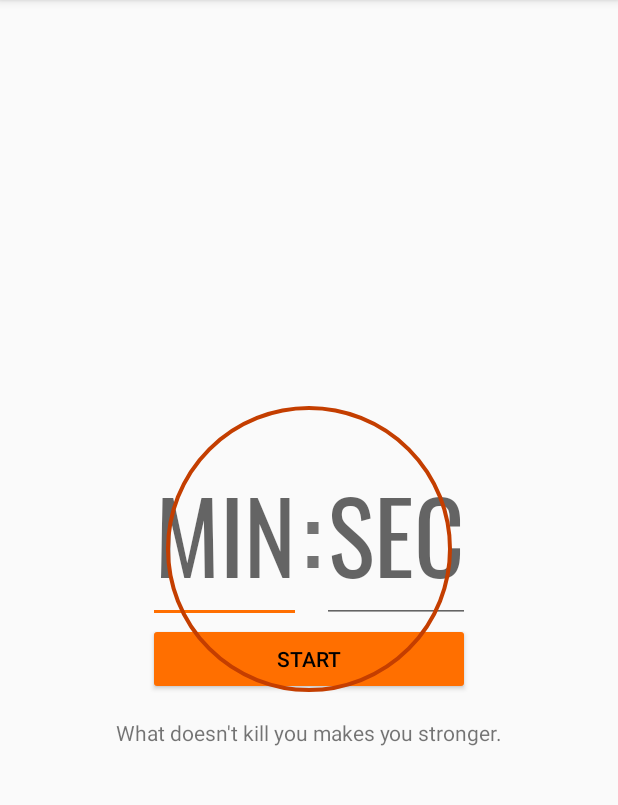
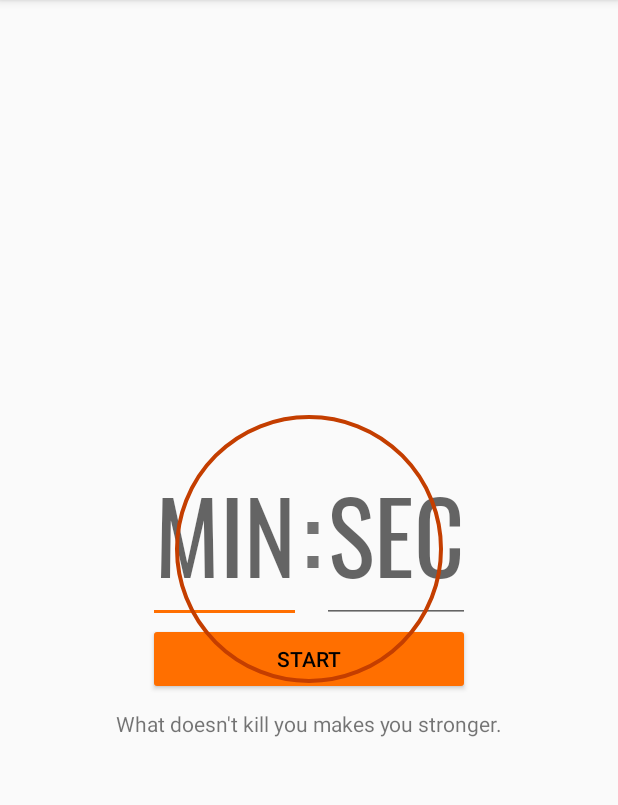
Before and after one commit to xuhong98/FocusTime, an Android app: the screen it shows after launch (FocusModeActivity), on a phone screen of 412 x 824 dp, the part 84-889 px from its top. Run offline under Robolectric (Android 15) with nearby library versions, the light colour scheme and no system bars.

Commit message:
Fix bug: disable back button. Adjust timer size

```diff
--- a/app/src/main/AndroidManifest.xml
+++ b/app/src/main/AndroidManifest.xml
@@ -13,7 +13,8 @@
         android:theme="@style/AppTheme">
         <activity
             android:name=".FocusModeActivity"
-            android:launchMode="singleTask">
+            android:launchMode="singleTask"
+            android:screenOrientation="portrait">
             <intent-filter>
                 <action android:name="android.intent.action.MAIN" />
 
--- a/app/src/main/java/com/example/mango/focustime/FocusModeActivity.java
+++ b/app/src/main/java/com/example/mango/focustime/FocusModeActivity.java
@@ -12,6 +12,7 @@ import android.support.v4.app.NavUtils;
 import android.support.v7.app.AppCompatActivity;
 import android.os.Bundle;
 import android.support.v7.preference.PreferenceManager;
+import android.util.DisplayMetrics;
 import android.util.Log;
 import android.view.LayoutInflater;
 import android.view.Menu;
@@ -82,7 +83,11 @@ public class FocusModeActivity extends AppCompatActivity implements LinearTimer.
             motto.setVisibility(View.VISIBLE);
         }
 
-
+        DisplayMetrics displayMetrics = new DisplayMetrics();
+        getWindowManager().getDefaultDisplay().getMetrics(displayMetrics);
+        int height = displayMetrics.heightPixels;
+        int width = displayMetrics.widthPixels;
+        linearTimerView.setCircleRadiusInDp(width / 7);
     }
 
     @Override
@@ -141,4 +146,10 @@ public class FocusModeActivity extends AppCompatActivity implements LinearTimer.
     public void onTimerReset() {
 
     }
+
+    @Override
+    public void onBackPressed() {
+        //Do nothing
+        return;
+    }
 }
--- a/app/src/main/res/layout/activity_focus_mode.xml
+++ b/app/src/main/res/layout/activity_focus_mode.xml
@@ -68,7 +68,7 @@
                 android:id="@+id/linearTimer"
                 android:layout_width="wrap_content"
                 android:layout_height="wrap_content"
-                timer:radius="63dp"
+                timer:radius="60dp"
                 timer:strokeWidth="2dp"
                 timer:startingPoint="270"
                 timer:initialColor="@color/colorSecondaryDark"
```
